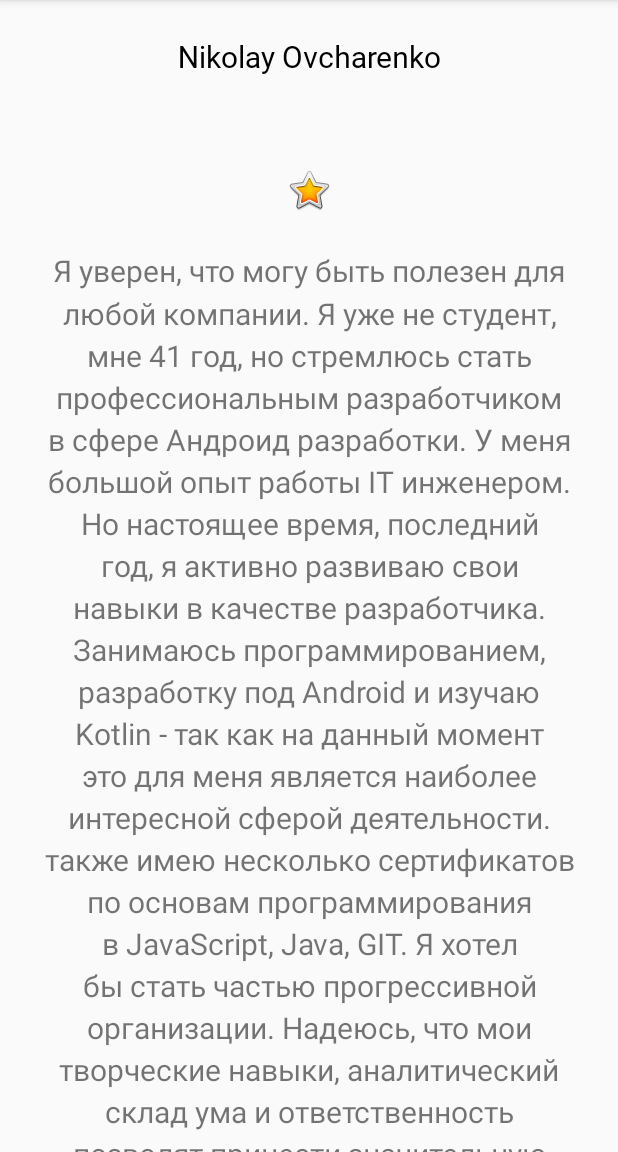
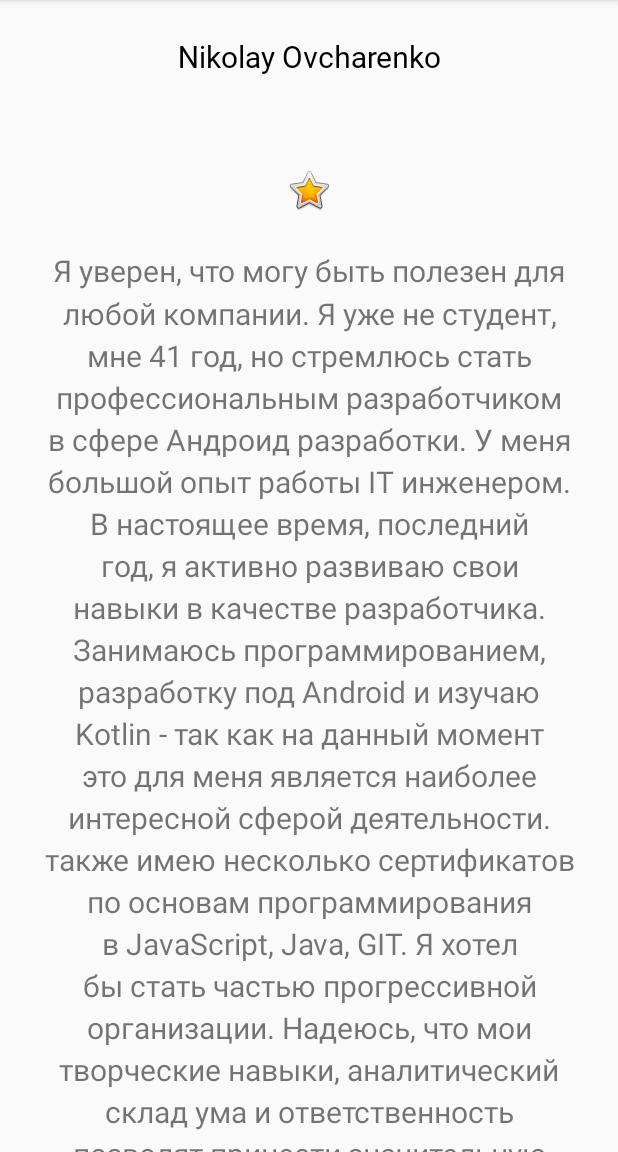
Before and after one commit to NikolayOvcharenko/AboutMy, an Android app: the screen it shows after launch (MainActivity), after a tap on "ГОТОВО", on a phone screen of 412 x 824 dp, the part 84-1236 px from its top. Run offline under Robolectric (Android 15) with nearby library versions, the phone set to English and light mode, and no system bars; our stand-ins replace data binding.

```diff
--- a/app/src/main/java/com/example/aboutmy/MainActivity.kt
+++ b/app/src/main/java/com/example/aboutmy/MainActivity.kt
@@ -12,14 +12,16 @@ import com.example.aboutmy.databinding.ActivityMainBinding
 class MainActivity : AppCompatActivity() {
 
     private lateinit var binding: ActivityMainBinding
+    private val myName: MyName = MyName("Nikolay Ovcharenko")
 
     override fun onCreate(savedInstanceState: Bundle?) {
         super.onCreate(savedInstanceState)
         // setContentView(R.layout.activity_main)
         binding = DataBindingUtil.setContentView(this, R.layout.activity_main)
 
-       //findViewById<Button>(R.id.done_button).setOnClickListener {
-       //     addNickName(it) }
+        binding.myName = myName
+        //findViewById<Button>(R.id.done_button).setOnClickListener {
+        //     addNickName(it) }
 
         binding.doneButton.setOnClickListener {
             addNickName(it)
@@ -28,7 +30,8 @@ class MainActivity : AppCompatActivity() {
 
     private fun addNickName(view: View) {
         binding.apply {
-            nicknameText.text = binding.nicknameEdit.text
+            myName?.nickname = nicknameEdit.text.toString()
+            // nicknameText.text = binding.nicknameEdit.text
             invalidateAll()
             nicknameEdit.visibility = View.GONE
             doneButton.visibility = View.GONE
--- /dev/null
+++ b/app/src/main/java/com/example/aboutmy/MyName.kt
@@ -0,0 +1,5 @@
+package com.example.aboutmy
+
+import android.provider.ContactsContract
+
+data class MyName(var name: String = "", var nickname: String = "")
--- a/app/src/main/res/layout/activity_main.xml
+++ b/app/src/main/res/layout/activity_main.xml
@@ -3,6 +3,13 @@
 <layout xmlns:android="http://schemas.android.com/apk/res/android"
     xmlns:app="http://schemas.android.com/apk/res-auto"
     xmlns:tools="http://schemas.android.com/tools">
+
+    <data>
+
+        <variable
+            name="myName"
+            type="com.example.aboutmy.MyName" />
+    </data>
 
     <LinearLayout
         android:layout_width="match_parent"
@@ -16,7 +23,7 @@
             android:layout_width="match_parent"
             android:layout_height="wrap_content"
             android:layout_marginTop="@dimen/layout_margin"
-            android:text="@string/nikolay_ovcharenko"
+            android:text="@={myName.name}"
             android:textAlignment="center" />
 
         <EditText
@@ -44,6 +51,7 @@
             style="@style/NameStyle"
             android:layout_width="match_parent"
             android:layout_height="wrap_content"
+            android:text="@={myName.nickname}"
             android:textAlignment="center"
             android:visibility="gone" />
 
--- a/app/src/main/res/values/strings.xml
+++ b/app/src/main/res/values/strings.xml
@@ -6,7 +6,7 @@
     <string name="name_text">Я уверен, что могу быть полезен для любой компании.
         Я уже не студент, мне 41 год, но стремлюсь стать профессиональным разработчиком в сфере Андроид разработки.
         У меня большой опыт работы IT инженером.
-        Но настоящее время, последний год, я активно развиваю свои навыки в качестве разработчика.
+        В настоящее время, последний год, я активно развиваю свои навыки в качестве разработчика.
         Занимаюсь программированием, разработку под Аndroid и изучаю Kotlin - так как на данный момент это для меня является наиболее интересной сферой деятельности.
         также имею несколько сертификатов по основам программирования в JavaScript, Java, GIT.
         Я хотел бы стать частью прогрессивной организации.
```
